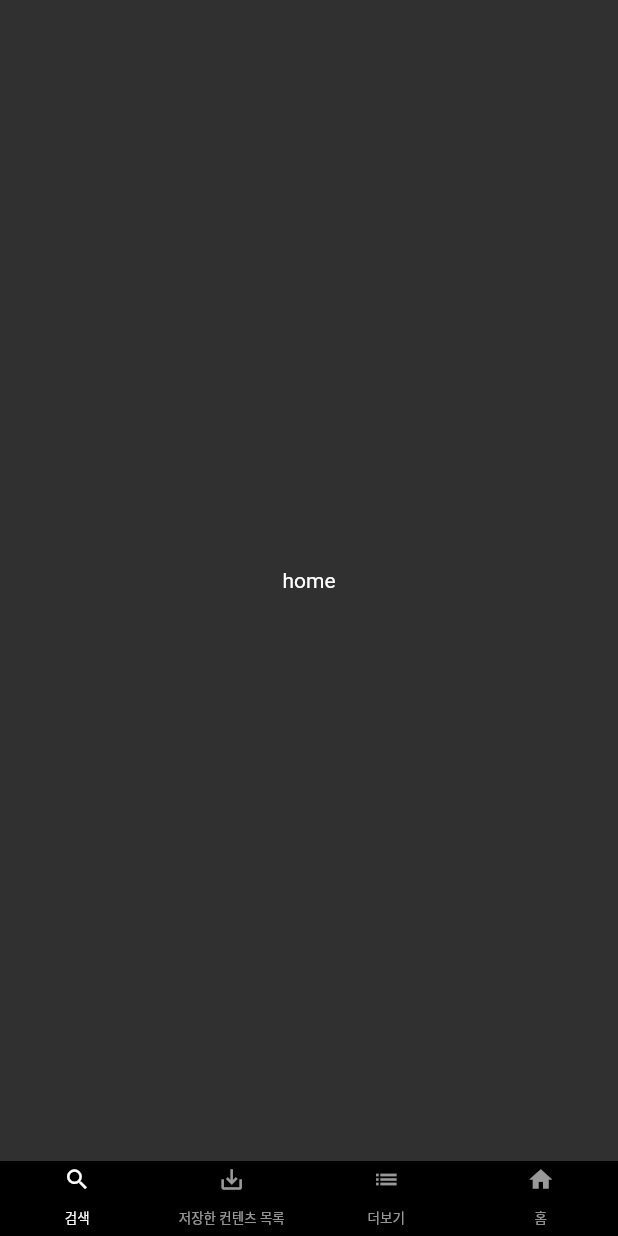
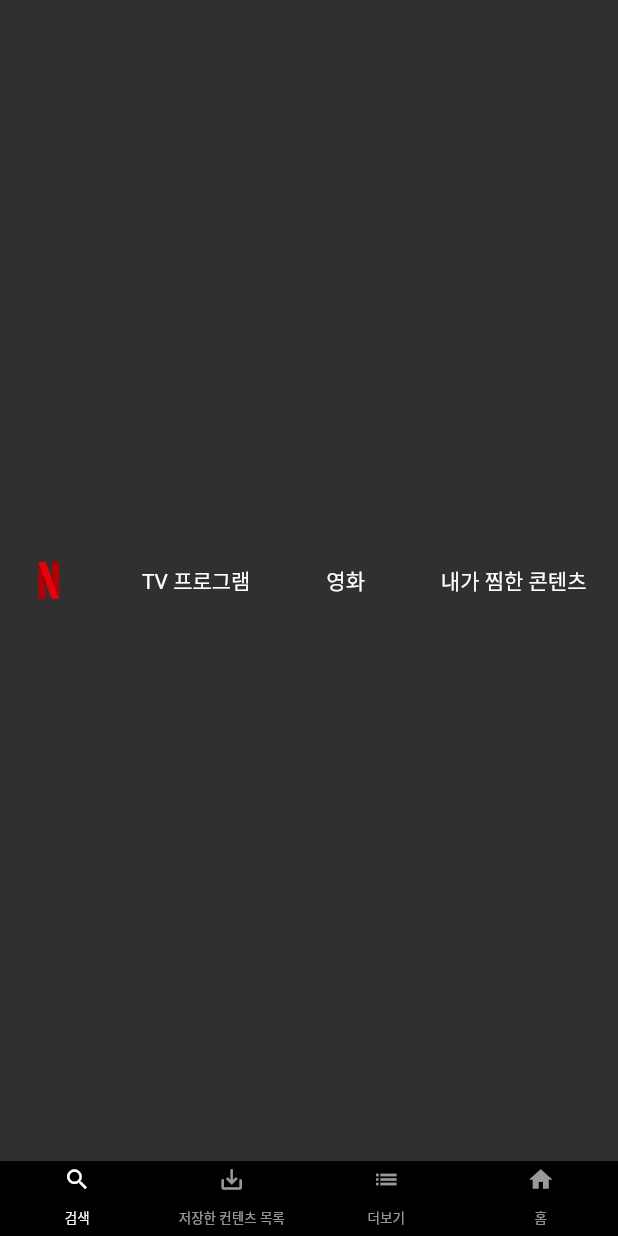
Before and after one commit to happy-sonday/flutter-begin, a Flutter app: the screen it shows after launch, on a phone screen of 412 x 824 dp. Run offline on Flutter 3.47's test engine with Material 2 defaults, Android fonts, the phone set to English and light mode, and no system bars; our stand-ins replace flutter_svg, font_awesome_flutter.

Commit message:
탑 메뉴 퍼블리싱

```diff
--- a/flutter_haplix/lib/main.dart
+++ b/flutter_haplix/lib/main.dart
@@ -1,4 +1,5 @@
 import 'package:flutter/material.dart';
+import 'package:flutter_haplix/screen/home_screen.dart';
 import 'package:flutter_haplix/widget/bottom_bar.dart';
 
 void main(List<String> args) {
@@ -29,11 +30,7 @@ class _MyAppState extends State<MyApp> {
           body: TabBarView(
             physics: NeverScrollableScrollPhysics(),
             children: [
-              Container(
-                child: Center(
-                  child: Text("home"),
-                ),
-              ),
+              HomeScreen(),
               Container(
                 child: Center(
                   child: Text("search"),
--- /dev/null
+++ b/flutter_haplix/lib/screen/home_screen.dart
@@ -0,0 +1,64 @@
+import 'package:flutter/material.dart';
+
+class HomeScreen extends StatefulWidget {
+  const HomeScreen({Key? key}) : super(key: key);
+
+  @override
+  _HomeScreenState createState() => _HomeScreenState();
+}
+
+class _HomeScreenState extends State<HomeScreen> {
+  @override
+  void initState() {
+    super.initState();
+  }
+
+  @override
+  Widget build(BuildContext context) {
+    // return Container(
+    //   child: Center(
+    //     child: Text("real home"),
+    //   ),
+    // );
+    return TopBar();
+  }
+}
+
+class TopBar extends StatelessWidget {
+  const TopBar({Key? key}) : super(key: key);
+
+  @override
+  Widget build(BuildContext context) {
+    return Container(
+      padding: const EdgeInsets.fromLTRB(20, 7, 20, 7),
+      child: Row(
+        mainAxisAlignment: MainAxisAlignment.spaceBetween,
+        children: [
+          Image.asset('assets/netflix_logo.png',
+              fit: BoxFit.contain, height: 25),
+          Container(
+            padding: const EdgeInsets.only(right: 1),
+            child: const Text(
+              "TV 프로그램",
+              style: TextStyle(fontSize: 14),
+            ),
+          ),
+          Container(
+            padding: const EdgeInsets.only(right: 1),
+            child: const Text(
+              "영화",
+              style: TextStyle(fontSize: 14),
+            ),
+          ),
+          Container(
+            padding: const EdgeInsets.only(right: 1),
+            child: const Text(
+              "내가 찜한 콘텐츠",
+              style: TextStyle(fontSize: 14),
+            ),
+          ),
+        ],
+      ),
+    );
+  }
+}
--- a/flutter_haplix/pubspec.yaml
+++ b/flutter_haplix/pubspec.yaml
@@ -3,7 +3,7 @@ description: A new Flutter project.
 
 # The following line prevents the package from being accidentally published to
 # pub.dev using `flutter pub publish`. This is preferred for private packages.
-publish_to: 'none' # Remove this line if you wish to publish to pub.dev
+publish_to: "none" # Remove this line if you wish to publish to pub.dev
 
 # The following defines the version and build number for your application.
 # A version number is three numbers separated by dots, like 1.2.43
@@ -30,7 +30,6 @@ dependencies:
   flutter:
     sdk: flutter
 
-
   # The following adds the Cupertino Icons font to your application.
   # Use with the CupertinoIcons class for iOS style icons.
   cupertino_icons: ^1.0.2
@@ -51,12 +50,13 @@ dev_dependencies:
 
 # The following section is specific to Flutter.
 flutter:
-
   # The following line ensures that the Material Icons font is
   # included with your application, so that you can use the icons in
   # the material Icons class.
   uses-material-design: true
 
+  assets:
+    - assets/
   # To add assets to your application, add an assets section, like this:
   # assets:
   #   - images/a_dot_burr.jpeg
```
Also changed, not shown: flutter_haplix/assets/netflix_logo.png (added).
